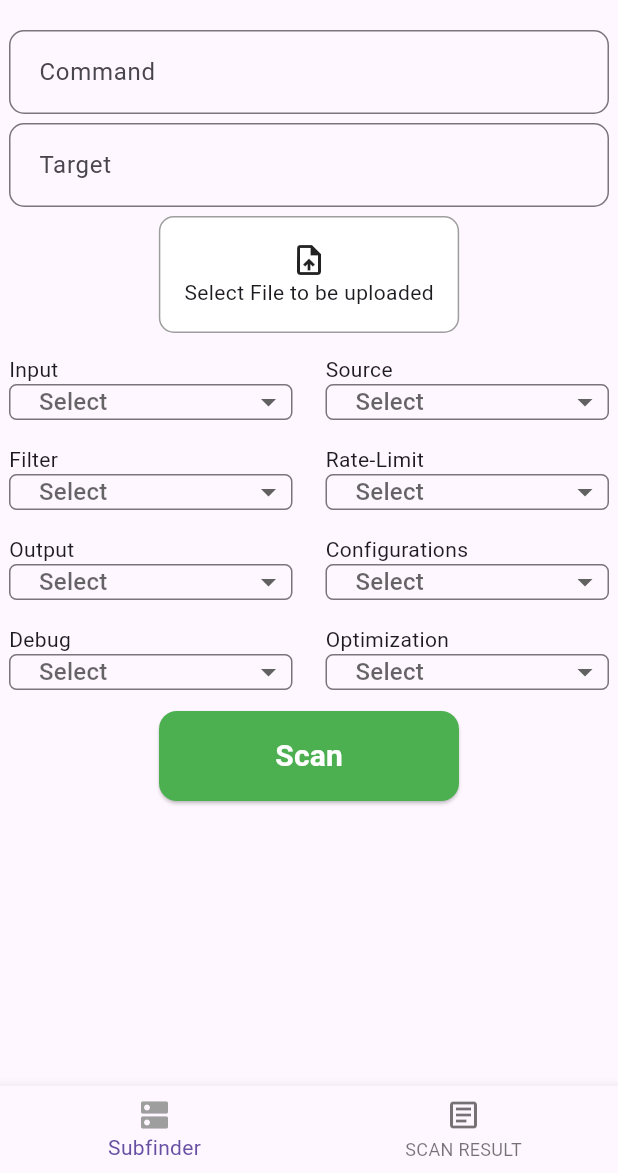
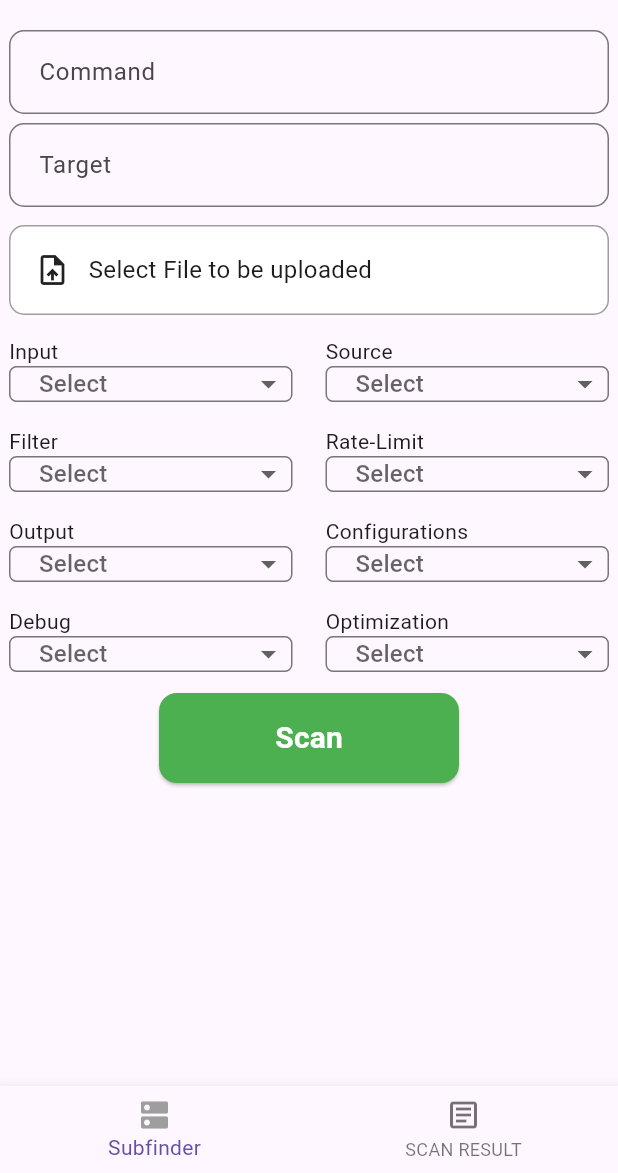
Before and after one commit to aklavya20/sudo, a Flutter app: the screen it shows after launch, on a phone screen of 412 x 824 dp, the part 63-1236 px from its top. Run offline on Flutter 3.47's test engine with Material 3 defaults, Android fonts, the phone set to English and light mode, and no system bars; our stand-ins replace dropdown_button2, file_picker, fluttertoast.

Commit message:
initial commit

```diff
--- a/lib/main.dart
+++ b/lib/main.dart
@@ -318,8 +318,7 @@ class SudoState extends State<Sudo> {
               ),
             ),
             Padding(
-              padding: const EdgeInsets.only(
-                  top: 0.0, bottom: 6.0, left: 6.0, right: 6.0),
+              padding: const EdgeInsets.all(6.0),
               child: InkWell(
                 onTap: () async {
                   final path = await pickFile();
@@ -331,18 +330,26 @@ class SudoState extends State<Sudo> {
                   }
                 },
                 child: Container(
-                  padding: const EdgeInsets.all(16.0),
+                  height: 60, //
+                  padding: const EdgeInsets.symmetric(horizontal: 16.0),
                   decoration: BoxDecoration(
                     color: Colors.white,
                     borderRadius: BorderRadius.circular(10.0),
                     border: Border.all(color: Colors.grey, width: 1.0),
                   ),
-                  child: Column(
+                  child: Row(
                     mainAxisAlignment: MainAxisAlignment.center,
-                    crossAxisAlignment: CrossAxisAlignment.center,
                     children: [
-                      Icon(Icons.upload_file),
-                      Text("Select File to be uploaded"),
+                      const Icon(Icons.upload_file),
+                      const SizedBox(width: 12),
+                      Expanded(
+                        child: Text(
+                          pickedFilePath != null
+                              ? pickedFilePath!.split('/').last
+                              : "Select File to be uploaded",
+                          style: const TextStyle(fontSize: 16),
+                        ),
+                      ),
                     ],
                   ),
                 ),
```
